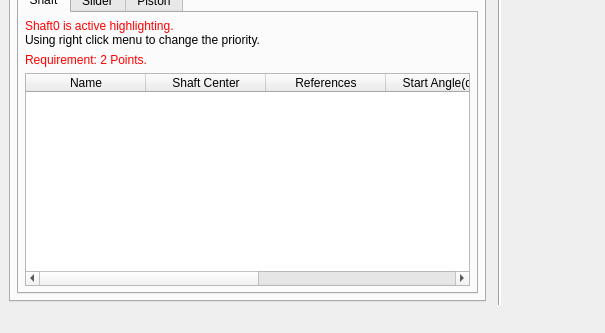
Before: the Qt Designer form core/main.ui in KmolYuan/Pyslvs-UI, drawn with Qt 5; both pictures show x 0 to 605 and y 384 to 717 of the 998 by 717 pixel window.
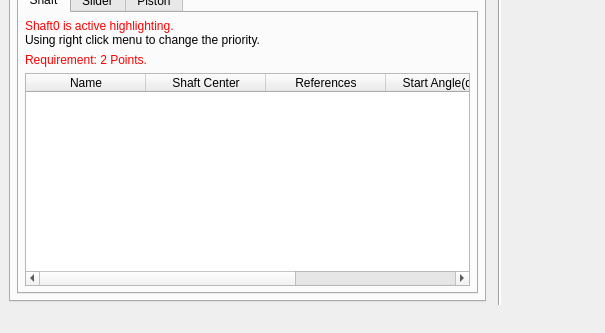
After: the same form once the commit is applied. The open tabs and pages were chosen to show the change. Icons and pictures are not drawn.

Patch:
```diff
--- a/core/main.ui
+++ b/core/main.ui
@@ -1097,11 +1097,6 @@
                             <string>Demo Angle(deg)</string>
                            </property>
                           </column>
-                          <column>
-                           <property name="text">
-                            <string>Parallelogram?</string>
-                           </property>
-                          </column>
                          </widget>
                         </item>
                        </layout>
```
Left out of the diff: 6 changed lines with no effect on the pictures.
